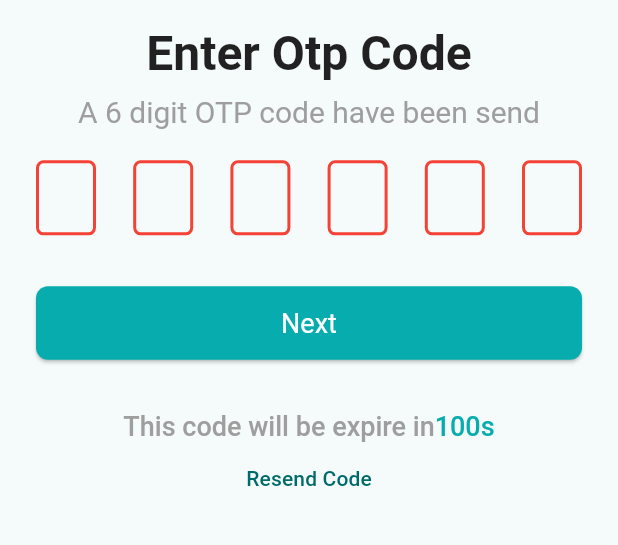
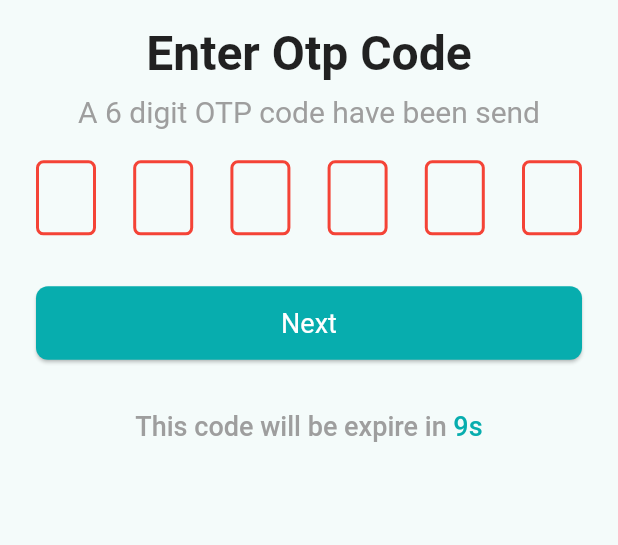
Before and after one commit to kdrbipul/ecommerce_project, a Flutter app: the screen it shows after launch, after a tap on "Next", on a phone screen of 412 x 824 dp, the part 449-994 px from its top. Run offline on Flutter 3.47's test engine with Material 3 defaults, Android fonts, the phone set to English and light mode, and no system bars; drawn by our look-alikes of pin_code_fields; our stand-ins replace flutter_svg, get.

Commit message:
resend code successfully work

```diff
--- a/lib/presentation/screens/otp_verification_screen.dart
+++ b/lib/presentation/screens/otp_verification_screen.dart
@@ -1,21 +1,42 @@
 import 'package:ecommerce_project/presentation/screens/complete_profile_screen.dart';
 import 'package:ecommerce_project/presentation/utils/app_color.dart';
 import 'package:ecommerce_project/widgets/app_logo.dart';
+import 'package:flutter/cupertino.dart';
 import 'package:flutter/material.dart';
 import 'package:get/get.dart';
 import 'package:pin_code_fields/pin_code_fields.dart';
 
 class OtpVerificationScreen extends StatefulWidget {
   final String email;
-  const OtpVerificationScreen({super.key, required this.email,});
+
+  const OtpVerificationScreen({
+    super.key,
+    required this.email,
+  });
 
   @override
-  State<OtpVerificationScreen> createState() =>
-      _OtpVerificationScreenState();
+  State<OtpVerificationScreen> createState() => _OtpVerificationScreenState();
 }
 
 class _OtpVerificationScreenState extends State<OtpVerificationScreen> {
   final TextEditingController _otpTEController = TextEditingController();
+  final _count = 10.obs;
+
+  @override
+  void initState() {
+    super.initState();
+    timeDecrement();
+  }
+
+  void timeDecrement() async {
+    while (_count.value > 0) {
+      await Future.delayed(
+        const Duration(seconds: 1),
+      );
+      _count.value--;
+    }
+  }
+
   @override
   Widget build(BuildContext context) {
     final textTheme = Theme.of(context).textTheme;
@@ -43,13 +64,27 @@ class _OtpVerificationScreenState extends State<OtpVerificationScreen> {
                 const SizedBox(height: 18),
                 ElevatedButton(
                   onPressed: () {
-                    Get.to(() => const CompleteProfileScreen(),);
+                    Get.to(
+                      () => const CompleteProfileScreen(),
+                    );
                   },
                   child: const Text('Next'),
                 ),
                 const SizedBox(height: 34),
                 buildResendCodeMessage(),
-                TextButton(onPressed: (){}, child: const Text('Resend Code'),),
+                Obx(() =>
+                  Visibility(
+                    visible: _count.value == 0,
+                    replacement: const SizedBox(),
+                    child: TextButton(
+                      onPressed: () {
+                        _count.value=10;
+                        timeDecrement();
+                      },
+                      child: const Text('Resend Code'),
+                    ),
+                  ),
+                ),
               ],
             ),
           ),
@@ -58,23 +93,31 @@ class _OtpVerificationScreenState extends State<OtpVerificationScreen> {
     );
   }
 
-
   Widget buildResendCodeMessage() {
-    return RichText(
-            text: const TextSpan(
-                style: TextStyle(
+    return
+      Obx(() =>
+        RichText(
+          text:  TextSpan(
+            style: const TextStyle(
               color: Colors.grey,
               fontSize: 18,
               fontWeight: FontWeight.w500,
             ),
             children: [
-                  TextSpan(text: ('This code will be expire in')),
+              const TextSpan(
+                text: ('This code will be expire in '),
+              ),
               TextSpan(
-                      text: ('100s'),
-                      style: TextStyle(color: AppColors.primaryColor))
-                ]),
+                text: ("${_count.value}s"),
+                style: const TextStyle(color: AppColors.primaryColor),
+              ),
+            ],
+          ),
+        ),
       );
+
   }
+
   Widget _buildPinField() {
     return PinCodeTextField(
       controller: _otpTEController,
```
Lines whose indentation alone changed are shown as unchanged.
